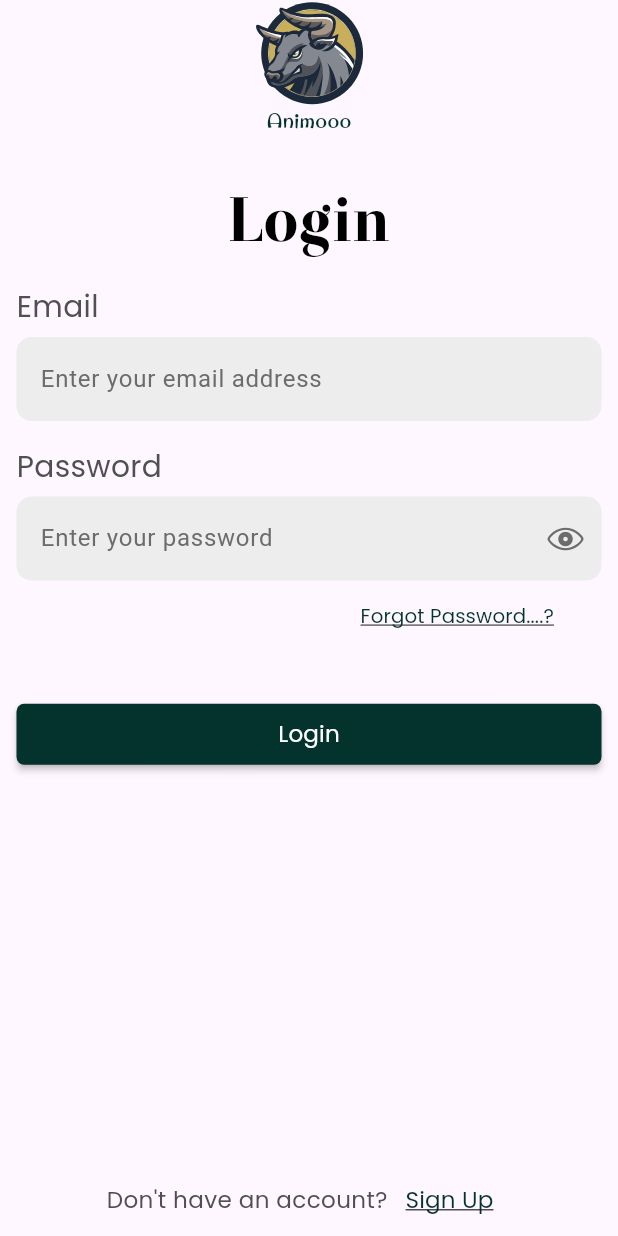
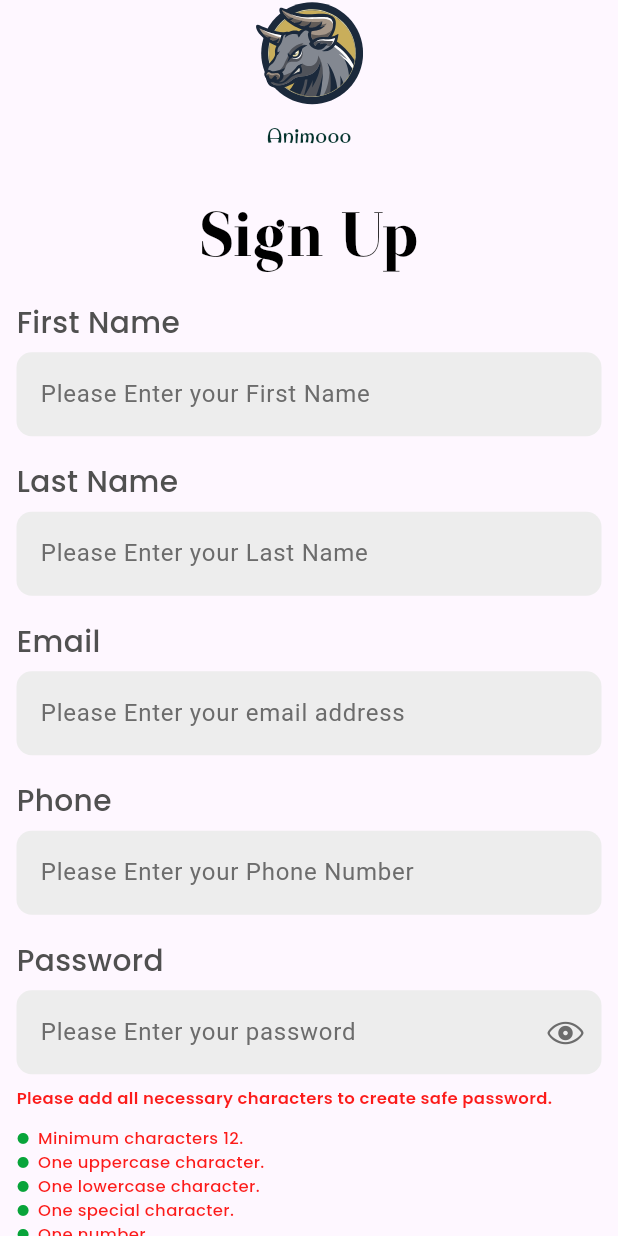
Before and after one commit to med-khelifi/animooo, a Flutter app: the screen it shows after launch, on a phone screen of 412 x 824 dp. Run offline on Flutter 3.47's test engine with Material 3 defaults, Android fonts, the phone set to English and light mode, and no system bars; our stand-ins replace dotted_border, flutter_screenutil, flutter_svg, gap.

Commit message:
feat: Add signup functionality and update UI components

```diff
--- a/lib/app/animoo.dart
+++ b/lib/app/animoo.dart
@@ -11,7 +11,7 @@ class Animoo extends StatelessWidget {
     return ScreenUtilInit(
       designSize: Size(375, 812),
       child: MaterialApp(
-        initialRoute: RoutesNames.login,
+        initialRoute: RoutesNames.signup,
         routes: AppRoutes.getRoutes(),
       ),
     );
--- a/lib/core/resources/app_colors.dart
+++ b/lib/core/resources/app_colors.dart
@@ -6,6 +6,7 @@ class AppColors {
   static const Color primary = Color(0xFF04332D);
   static const Color secondary = Color(0xFF505050);
   static const Color textHint = Color(0xFF6C6C6C);
-  static const Color red = Color(0xFFFF0000);
+  static const Color red = Color(0xFFFC1B1A);
+  static const Color green = Color(0xFF08A43A);
   static const Color lightGrey = Color(0xFFEDEDED);
 }
--- a/lib/core/resources/app_routes.dart
+++ b/lib/core/resources/app_routes.dart
@@ -1,11 +1,12 @@
 import 'package:animooo/views/auth/login_view.dart';
+import 'package:animooo/views/auth/signup_view.dart';
 import 'package:flutter/material.dart';
 
 class AppRoutes {
   static Map<String, WidgetBuilder> getRoutes() {
     return {
       RoutesNames.login: (context) => const LoginView(),
-      RoutesNames.signup: (context) => const Scaffold(),
+      RoutesNames.signup: (context) => const SignupView(),
     };
   }
 }
--- a/lib/core/resources/app_sizes.dart
+++ b/lib/core/resources/app_sizes.dart
@@ -1,22 +1,29 @@
 import 'package:flutter_screenutil/flutter_screenutil.dart';
 
 class AppHeight {
+  static double h0 = 0.0.h;
   static double h6 = 6.0.h;
+  static double h8 = 8.0.h;
   static double h10 = 10.0.h;
   static double h16 = 16.0.h;
   static double h15 = 15.0.h;
+  static double h20 = 20.0.h;
+  static double h28 = 28.0.h;
   static double h30 = 30.0.h;
   static double h40 = 40.0.h;
   static double h70 = 70.0.h;
+  static double h130 = 130.0.h;
 }
 
 class AppWidth {
+  static double w5 = 5.0.w;
   static double w72 = 72.0.w;
 }
 
 class AppPadding {
+  static double p8 = 8.0.w;
   static double p10 = 10.0.w;
-  static double p18 = 18.0.w;
+  static double pw18 = 18.0.w;
 }
 
 class AppRadius {
@@ -25,8 +32,13 @@ class AppRadius {
 }
 
 class AppFontSize {
+  static double f5 = 5.0.sp;
+  static double f8 = 8.0.sp;
+  static double f10 = 10.0.sp;
   static double f12 = 12.0.sp;
   static double f14 = 14.0.sp;
+  static double f16 = 16.0.sp;
   static double f18 = 18.0.sp;
   static double f38 = 38.0.sp;
+  static double f50 = 50.0.sp;
 }
--- a/lib/core/resources/app_strings.dart
+++ b/lib/core/resources/app_strings.dart
@@ -1,11 +1,31 @@
 class AppStrings {
   static const String appName = 'Animooo';
   static const String signup = 'Sign Up';
-  static const String login = "Login";
-  static const String do_not_have_account = "Don't have an account?";
-  static const String forgot_password = "Forgot Password....?";
+  static const String login = "Log In";
+  static const String doNotHaveAccount = "Don't have an account?";
+  static const String forgotPassword = "Forgot Password....?";
   static const String email = "Email";
+  static const String phone = "Phone";
   static const String password = "Password";
-  static const String enter_your_email_address = "Enter your email address";
-  static const String enter_your_password = "Enter your password";
+  static const String confirmPassword = "Confirm Password";
+  static const String firstName = "First Name";
+  static const String lastName = "Last Name";
+  static const String enterYourFirstName = "Please Enter your First Name";
+  static const String enterYourPhone = "Please Enter your Phone Number";
+  static const String enterYourLastName = "Please Enter your Last Name";
+  static const String enterYourEmailAddress = "Please Enter your email address";
+  static const String confirmYourPassword = "Please Confirm your password";
+  static const String enterYourPassword = "Please Enter your password";
+  static const String pleaseAddAllNecessaryCharacters =
+      "Please add all necessary characters to create safe password.";
+  static const String uploadImageForYourProfile =
+      "Upload Image For Your Profile";
+  static const String haveAnAccountAlready = "Have an account already?";
+  static const String minimumCharacter12 = "Minimum characters 12.";
+  static const String oneUppercaseCharacter = "One uppercase character.";
+  static const String oneLowercaseCharacter = "One lowercase character.";
+  static const String oneSpecialCharacter = "One special character.";
+  static const String oneNumber = "One number.";
+  static const String signupNow = "Sign up now";
+  static const String selectFile = "Select file";
 }
--- /dev/null
+++ b/lib/core/widgets/app_logo.dart
@@ -0,0 +1,17 @@
+import 'package:animooo/core/resources/app_assets.dart';
+import 'package:animooo/core/resources/app_sizes.dart';
+import 'package:flutter/cupertino.dart';
+import 'package:flutter_svg/svg.dart';
+
+class AppLogo extends StatelessWidget {
+  const AppLogo({super.key});
+
+  @override
+  Widget build(BuildContext context) {
+    return SvgPicture.asset(
+      AppAssets.logoSVG,
+      height: AppHeight.h70,
+      width: AppWidth.w72,
+    );
+  }
+}
--- /dev/null
+++ b/lib/core/widgets/named_app_logo.dart
@@ -0,0 +1,25 @@
+import 'package:animooo/core/resources/app_colors.dart';
+import 'package:animooo/core/resources/app_sizes.dart';
+import 'package:animooo/core/resources/app_strings.dart';
+import 'package:animooo/core/widgets/app_logo.dart';
+import 'package:animooo/core/widgets/custom_text.dart';
+import 'package:flutter/cupertino.dart';
+
+class NamedAppLogo extends StatelessWidget {
+  const NamedAppLogo({super.key});
+
+  @override
+  Widget build(BuildContext context) {
+    return Column(
+      children: [
+        const AppLogo(),
+        SizedBox(height: AppHeight.h10),
+        CustomText(
+          text: AppStrings.appName,
+          fontSize: AppFontSize.f12,
+          color: AppColors.primary,
+        ),
+      ],
+    );
+  }
+}
--- a/lib/views/auth/login_view.dart
+++ b/lib/views/auth/login_view.dart
@@ -1,14 +1,13 @@
-import 'package:animooo/core/resources/app_assets.dart';
 import 'package:animooo/core/resources/app_colors.dart';
 import 'package:animooo/core/resources/app_fonts.dart';
 import 'package:animooo/core/resources/app_sizes.dart';
 import 'package:animooo/core/resources/app_strings.dart';
 import 'package:animooo/core/widgets/custom_button.dart';
 import 'package:animooo/core/widgets/custom_text.dart';
-import 'package:animooo/views/auth/widgets/bottom_section.dart';
+import 'package:animooo/core/widgets/named_app_logo.dart';
+import 'package:animooo/views/auth/widgets/custom_clickable_text.dart';
 import 'package:animooo/views/auth/widgets/custom_text_form_field.dart';
 import 'package:flutter/material.dart';
-import 'package:flutter_svg/svg.dart';
 import 'package:gap/gap.dart';
 
 class LoginView extends StatelessWidget {
@@ -16,25 +15,21 @@ class LoginView extends StatelessWidget {
 
   @override
   Widget build(BuildContext context) {
-    return SafeArea(
+    return GestureDetector(
+      onTap: () => FocusScope.of(context).unfocus(),
       child: Scaffold(
-        body: Padding(
-          padding: EdgeInsets.symmetric(horizontal: AppPadding.p10),
-          child: SizedBox(
-            width: double.infinity,
+        bottomNavigationBar: CustomClickableText(
+          text: AppStrings.doNotHaveAccount,
+          clickableText: AppStrings.signupNow,
+          onTap: () {},
+        ),
+        body: SafeArea(
+          child: SingleChildScrollView(
+            padding: EdgeInsets.symmetric(horizontal: AppPadding.pw18),
             child: Column(
               crossAxisAlignment: CrossAxisAlignment.center,
               children: [
-                SvgPicture.asset(
-                  AppAssets.logoSVG,
-                  height: AppHeight.h70,
-                  width: AppWidth.w72,
-                ),
-                CustomText(
-                  text: AppStrings.appName,
-                  fontSize: AppFontSize.f12,
-                  color: AppColors.primary,
-                ),
+                NamedAppLogo(),
                 Gap(AppHeight.h30),
                 CustomText(
                   text: AppStrings.login,
@@ -45,25 +40,26 @@ class LoginView extends StatelessWidget {
                 Gap(AppHeight.h10),
                 CustomTextFormField(
                   label: AppStrings.email,
-                  hint: AppStrings.enter_your_email_address,
+                  hint: AppStrings.enterYourEmailAddress,
                 ),
                 Gap(AppHeight.h16),
                 CustomTextFormField(
                   label: AppStrings.password,
-                  hint: AppStrings.enter_your_password,
+                  hint: AppStrings.enterYourPassword,
                   isPassword: true,
                 ),
                 Padding(
-                  padding: EdgeInsets.only(right: AppPadding.p18),
+                  padding: EdgeInsets.only(right: AppPadding.pw18),
                   child: Align(
                     alignment: Alignment.centerRight,
                     child: TextButton(
                       onPressed: () {},
                       child: CustomText(
-                        text: AppStrings.forgot_password,
+                        text: AppStrings.forgotPassword,
                         fontSize: AppFontSize.f12,
                         color: AppColors.primary,
                         fontFamily: AppFonts.poppins,
+                        fontWeight: FontWeight.w600,
                         underLined: true,
                       ),
                     ),
@@ -71,8 +67,6 @@ class LoginView extends StatelessWidget {
                 ),
                 Gap(AppHeight.h30),
                 CustomButton(text: AppStrings.login, onPressed: () {}),
-                Spacer(),
-                BottomSection(),
               ],
             ),
           ),
--- /dev/null
+++ b/lib/views/auth/signup_view.dart
@@ -0,0 +1,114 @@
+import 'package:animooo/core/resources/app_colors.dart';
+import 'package:animooo/core/resources/app_fonts.dart';
+import 'package:animooo/core/resources/app_sizes.dart';
+import 'package:animooo/core/resources/app_strings.dart';
+import 'package:animooo/core/widgets/custom_button.dart';
+import 'package:animooo/core/widgets/custom_text.dart';
+import 'package:animooo/core/widgets/named_app_logo.dart';
+import 'package:animooo/views/auth/widgets/custom_clickable_text.dart';
+import 'package:animooo/views/auth/widgets/custom_pointed_text.dart';
+import 'package:animooo/views/auth/widgets/custom_text_form_field.dart';
+import 'package:animooo/views/auth/widgets/select_image_box.dart';
+import 'package:flutter/material.dart';
+import 'package:gap/gap.dart';
+
+class SignupView extends StatelessWidget {
+  const SignupView({super.key});
+
+  @override
+  Widget build(BuildContext context) {
+    return SafeArea(
+      child: Scaffold(
+        body: GestureDetector(
+          onTap: () => FocusScope.of(context).unfocus(),
+          child: SingleChildScrollView(
+            padding: EdgeInsets.symmetric(horizontal: AppPadding.p10),
+            child: Column(
+              crossAxisAlignment: CrossAxisAlignment.center,
+              children: [
+                NamedAppLogo(), Gap(AppHeight.h30),
+                CustomText(
+                  text: AppStrings.signup,
+                  fontSize: AppFontSize.f38,
+                  fontFamily: AppFonts.otamaEp,
+                  color: AppColors.blackColor,
+                ),
+                Gap(AppHeight.h10),
+                CustomTextFormField(
+                  label: AppStrings.firstName,
+                  hint: AppStrings.enterYourFirstName,
+                ),
+                Gap(AppHeight.h16),
+                CustomTextFormField(
+                  label: AppStrings.lastName,
+                  hint: AppStrings.enterYourLastName,
+                ),
+                Gap(AppHeight.h16),
+                CustomTextFormField(
+                  label: AppStrings.email,
+                  hint: AppStrings.enterYourEmailAddress,
+                ),
+                Gap(AppHeight.h16),
+                CustomTextFormField(
+                  label: AppStrings.phone,
+                  hint: AppStrings.enterYourPhone,
+                ),
+                Gap(AppHeight.h16),
+                CustomTextFormField(
+                  label: AppStrings.password,
+                  hint: AppStrings.enterYourPassword,
+                  isPassword: true,
+                ),
+                Gap(AppHeight.h8),
+                Align(
+                  alignment: Alignment.centerLeft,
+                  child: CustomText(
+                    text: AppStrings.pleaseAddAllNecessaryCharacters,
+                    fontFamily: AppFonts.poppins,
+                    fontSize: AppFontSize.f10,
+                    fontWeight: FontWeight.w700,
+                    color: AppColors.red,
+                  ),
+                ),
+                Gap(AppHeight.h10),
+                CustomPointedText(text: AppStrings.minimumCharacter12),
+                CustomPointedText(text: AppStrings.oneUppercaseCharacter),
+                CustomPointedText(text: AppStrings.oneLowercaseCharacter),
+                CustomPointedText(text: AppStrings.oneSpecialCharacter),
+                CustomPointedText(text: AppStrings.oneNumber),
+                Gap(AppHeight.h16),
+                CustomTextFormField(
+                  label: AppStrings.confirmPassword,
+                  hint: AppStrings.confirmYourPassword,
+                  isPassword: true,
+                ),
+                Gap(AppHeight.h16),
+                Align(
+                  alignment: AlignmentGeometry.centerLeft,
+                  child: CustomText(
+                    text: AppStrings.uploadImageForYourProfile,
+                    fontFamily: AppFonts.poppins,
+                    fontSize: AppFontSize.f16,
+                    fontWeight: FontWeight.w700,
+                    color: AppColors.secondary,
+                  ),
+                ),
+                Gap(AppHeight.h8),
+                SelectImageBox(),
+                Gap(AppHeight.h28),
+                CustomButton(text: AppStrings.signup, onPressed: () {}),
+                Gap(AppHeight.h8),
+                CustomClickableText(
+                  text: AppStrings.haveAnAccountAlready,
+                  clickableText: AppStrings.login,
+                  onTap: () {},
+                ),
+                Gap(AppHeight.h20),
+              ],
+            ),
+          ),
+        ),
+      ),
+    );
+  }
+}
--- a/lib/views/auth/widgets/bottom_section.dart
+++ /dev/null
@@ -1,35 +0,0 @@
-import 'package:animooo/core/resources/app_colors.dart';
-import 'package:animooo/core/resources/app_fonts.dart';
-import 'package:animooo/core/resources/app_sizes.dart';
-import 'package:animooo/core/resources/app_strings.dart';
-import 'package:animooo/core/widgets/custom_text.dart';
-import 'package:flutter/material.dart';
-
-class BottomSection extends StatelessWidget {
-  const BottomSection({super.key});
-
-  @override
-  Widget build(BuildContext context) {
-    return Row(
-      mainAxisAlignment: MainAxisAlignment.center,
-      children: [
-        CustomText(
-          text: AppStrings.do_not_have_account,
-          fontSize: AppFontSize.f14,
-          color: AppColors.secondary,
-          fontFamily: AppFonts.poppins,
-        ),
-        TextButton(
-          onPressed: () {},
-          child: CustomText(
-            text: AppStrings.signup,
-            fontSize: AppFontSize.f14,
-            color: AppColors.primary,
-            fontFamily: AppFonts.poppins,
-            underLined: true,
-          ),
-        ),
-      ],
-    );
-  }
-}
--- /dev/null
+++ b/lib/views/auth/widgets/custom_clickable_text.dart
@@ -0,0 +1,51 @@
+import 'package:animooo/core/resources/app_colors.dart';
+import 'package:animooo/core/resources/app_fonts.dart';
+import 'package:animooo/core/resources/app_sizes.dart';
+import 'package:animooo/core/widgets/custom_text.dart';
+import 'package:flutter/material.dart';
+
+class CustomClickableText extends StatelessWidget {
+  const CustomClickableText({
+    super.key,
+    required this.text,
+    required this.clickableText,
+    required this.onTap,
+    this.textAlign = TextAlign.center,
+  });
+  final String text;
+  final String clickableText;
+  final void Function() onTap;
+  final TextAlign textAlign;
+  @override
+  Widget build(BuildContext context) {
+    return RichText(
+      textAlign: textAlign,
+      text: TextSpan(
+        children: [
+          WidgetSpan(
+            child: CustomText(
+              text: text,
+              fontSize: AppFontSize.f14,
+              fontFamily: AppFonts.poppins,
+              color: AppColors.secondary,
+              fontWeight: FontWeight.w400,
+            ),
+          ),
+          WidgetSpan(
+            child: GestureDetector(
+              onTap: onTap,
+              child: CustomText(
+                text: clickableText,
+                fontSize: AppFontSize.f14,
+                fontFamily: AppFonts.poppins,
+                color: AppColors.primary,
+                fontWeight: FontWeight.w600,
+                underLined: true,
+              ),
+            ),
+          ),
+        ],
+      ),
+    );
+  }
+}
--- /dev/null
+++ b/lib/views/auth/widgets/custom_pointed_text.dart
@@ -0,0 +1,27 @@
+// ignore_for_file: public_member_api_docs, sort_constructors_first
+import 'package:flutter/material.dart';
+import 'package:gap/gap.dart';
+import 'package:animooo/core/resources/app_colors.dart';
+import 'package:animooo/core/resources/app_fonts.dart';
+import 'package:animooo/core/resources/app_sizes.dart';
+import 'package:animooo/core/widgets/custom_text.dart';
+
+class CustomPointedText extends StatelessWidget {
+  const CustomPointedText({super.key, required this.text});
+  final String text;
+  @override
+  Widget build(BuildContext context) {
+    return Row(
+      children: [
+        Icon(Icons.circle, size: AppFontSize.f8, color: AppColors.green),
+        Gap(AppWidth.w5),
+        CustomText(
+          text: text,
+          fontSize: AppFontSize.f10,
+          fontFamily: AppFonts.poppins,
+          color: AppColors.red,
+        ),
+      ],
+    );
+  }
+}
--- a/lib/views/auth/widgets/custom_text_form_field.dart
+++ b/lib/views/auth/widgets/custom_text_form_field.dart
@@ -10,24 +10,26 @@ class CustomTextFormField extends StatelessWidget {
   const CustomTextFormField({
     super.key,
     this.isPassword,
-    required this.label,
     required this.hint,
+    this.label,
   });
   final bool? isPassword;
-  final String label;
+  final String? label;
   final String hint;
   @override
   Widget build(BuildContext context) {
     return Column(
       crossAxisAlignment: CrossAxisAlignment.start,
+      mainAxisSize: MainAxisSize.min,
       children: [
-        CustomText(
-          text: label,
-          color: AppColors.secondary,
-          fontSize: AppFontSize.f18,
-          fontFamily: AppFonts.poppins,
-        ),
-        Gap(AppHeight.h6),
+        if (label != null)
+          CustomText(
+            text: label!,
+            color: AppColors.secondary,
+            fontSize: AppFontSize.f18,
+            fontFamily: AppFonts.poppins,
+          ),
+        Gap(label == null ? AppHeight.h0 : AppHeight.h6),
         TextFormField(
           decoration: InputDecoration(
             suffixIcon: isPassword == true
@@ -45,7 +47,7 @@ class CustomTextFormField extends StatelessWidget {
               borderRadius: BorderRadius.all(Radius.circular(AppRadius.r10)),
               borderSide: BorderSide(color: AppColors.secondary),
             ),
-            enabledBorder: OutlineInputBorder(
+            border: OutlineInputBorder(
               borderSide: BorderSide.none,
               borderRadius: BorderRadius.all(Radius.circular(AppRadius.r10)),
             ),
--- /dev/null
+++ b/lib/views/auth/widgets/select_image_box.dart
@@ -0,0 +1,43 @@
+import 'package:animooo/core/resources/app_colors.dart';
+import 'package:animooo/core/resources/app_fonts.dart';
+import 'package:animooo/core/resources/app_sizes.dart';
+import 'package:animooo/core/resources/app_strings.dart';
+import 'package:animooo/core/widgets/custom_text.dart';
+import 'package:dotted_border/dotted_border.dart';
+import 'package:flutter/material.dart';
+
+class SelectImageBox extends StatelessWidget {
+  const SelectImageBox({super.key, this.onTap});
+  final void Function()? onTap;
+  @override
+  Widget build(BuildContext context) {
+    return InkWell(
+      onTap: onTap,
+      child: DottedBorder(
+        options: RoundedRectDottedBorderOptions(
+          color: AppColors.primary,
+          dashPattern: [5, 5],
+          radius: Radius.circular(AppRadius.r10),
+        ),
+        child: SizedBox(
+          height: AppHeight.h130,
+          width: double.infinity,
+          child: Center(
+            child: Column(
+              mainAxisSize: MainAxisSize.min,
+              children: [
+                Icon(Icons.image, color: AppColors.primary, size: AppFontSize.f50),
+                CustomText(
+                  text: AppStrings.selectFile,
+                  fontFamily: AppFonts.poppins,
+                  fontSize: AppFontSize.f14,
+                  color: AppColors.primary,
+                ),
+              ],
+            ),
+          ),
+        ),
+      ),
+    );
+  }
+}
```
Also changed, not shown: pubspec.yaml (+8 -0 lines), assets/fonts/Poppins/Poppins-Medium.ttf (added), assets/fonts/Poppins/Poppins-SemiBold.ttf (added), pubspec.lock, 5 other files.
